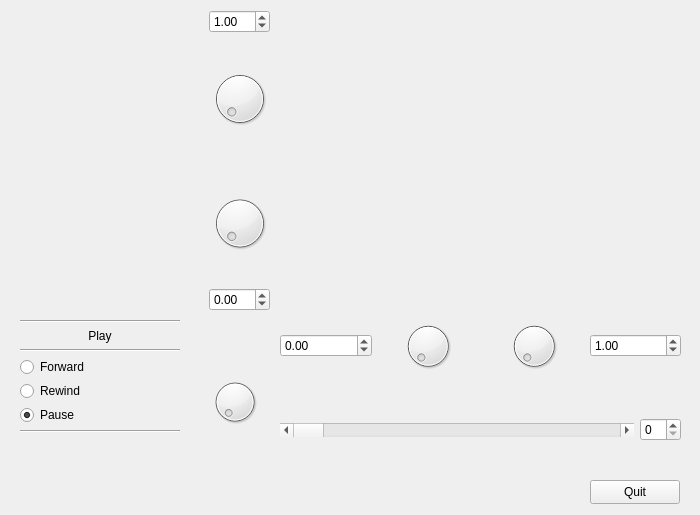
Old version of the form mpltest.ui in the repository Louminator/grdviz.
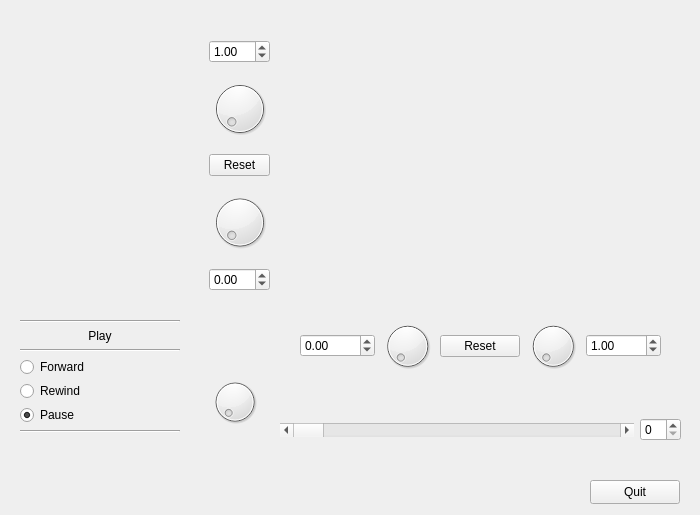
New version of the form. Custom widgets are drawn as their Qt base class.

Commit message: Added reset buttons to zoom bar. Added link between xMaxDial and xMax; yMaxDial and yMax

Diff of the .ui file:
```diff
--- a/mpltest.ui
+++ b/mpltest.ui
@@ -154,12 +154,12 @@
     </item>
    </layout>
   </widget>
-  <widget class="QWidget" name="">
+  <widget class="QWidget" name="layoutWidget">
    <property name="geometry">
     <rect>
-     <x>280</x>
+     <x>300</x>
      <y>320</y>
-     <width>401</width>
+     <width>361</width>
      <height>52</height>
     </rect>
    </property>
@@ -177,6 +177,13 @@
     <item>
      <widget class="QDial" name="xMinDial"/>
     </item>
+    <item>
+     <widget class="QPushButton" name="resetZoomx">
+      <property name="text">
+       <string>Reset</string>
+      </property>
+     </widget>
+    </item>
     <item>
      <widget class="QDial" name="xMaxDial"/>
     </item>
@@ -195,13 +202,13 @@
     </item>
    </layout>
   </widget>
-  <widget class="QWidget" name="">
+  <widget class="QWidget" name="layoutWidget">
    <property name="geometry">
     <rect>
      <x>209</x>
-     <y>10</y>
+     <y>40</y>
      <width>61</width>
-     <height>301</height>
+     <height>251</height>
     </rect>
    </property>
    <layout class="QVBoxLayout" name="verticalLayout_2">
@@ -224,6 +231,13 @@
     <item>
      <widget class="QDial" name="yMaxDial"/>
     </item>
+    <item>
+     <widget class="QPushButton" name="resetZoomy">
+      <property name="text">
+       <string>Reset</string>
+      </property>
+     </widget>
+    </item>
     <item>
      <widget class="QDial" name="yMinDial"/>
     </item>
```
Left out of the diff: 106 changed lines with no effect on the pictures. The commit also changes 2 other files.
